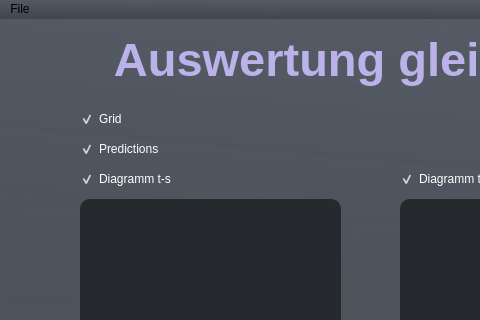
Above: form.ui from KonstantinPfeil/physics-project before the change; both pictures show x 0 to 480 and y 0 to 320 of the 1066 by 600 pixel window. Below: the same form after it.
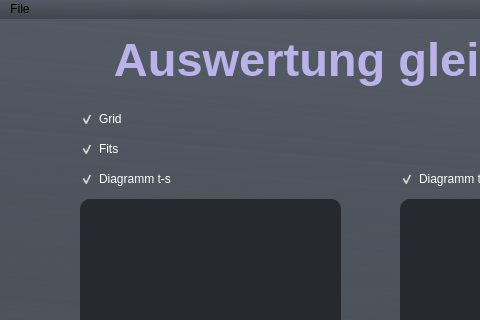
That is the form after the change. Custom widgets are drawn as their Qt base class.

```diff
--- a/form.ui
+++ b/form.ui
@@ -191,7 +191,7 @@
 color: rgb(255, 255, 255);</string>
     </property>
     <property name="text">
-     <string>Predictions</string>
+     <string>Fits</string>
     </property>
     <property name="checked">
      <bool>true</bool>
```
